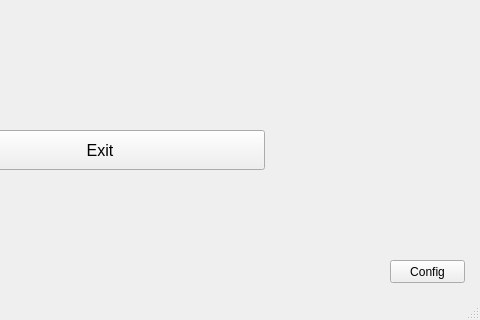
This is src/ui/main_window.ui in DVergaraM/Self1 as Qt 5 draws it before an edit; both pictures show x 280 to 760 and y 360 to 680 of the 760 by 680 pixel window. The edited form follows.
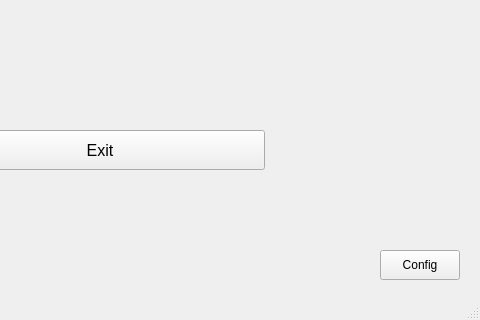
This is the edited form.

```diff
--- a/src/ui/main_window.ui
+++ b/src/ui/main_window.ui
@@ -92,10 +92,10 @@
    <widget class="QPushButton" name="config_button">
     <property name="geometry">
      <rect>
-      <x>670</x>
-      <y>620</y>
-      <width>75</width>
-      <height>23</height>
+      <x>660</x>
+      <y>610</y>
+      <width>80</width>
+      <height>30</height>
      </rect>
     </property>
     <property name="text">
```
